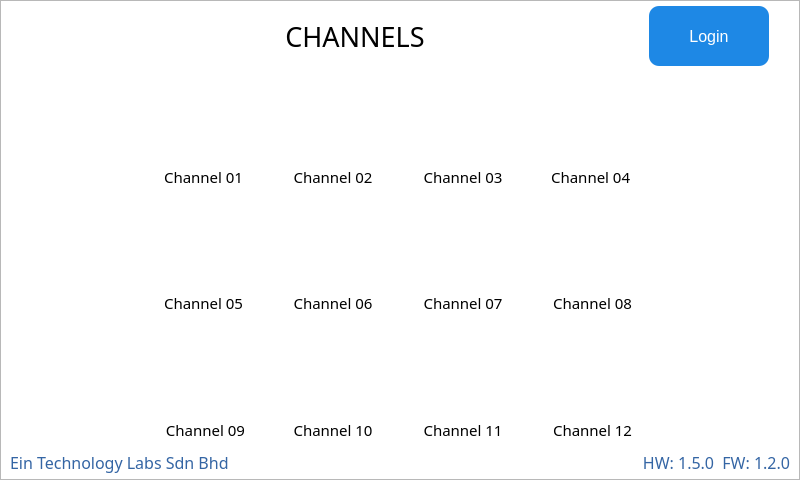
This is QT_APP/channels.ui in eSpark-Backup/nabilfesal-msm-fw as Qt 5 draws it before an edit. The edited form follows.
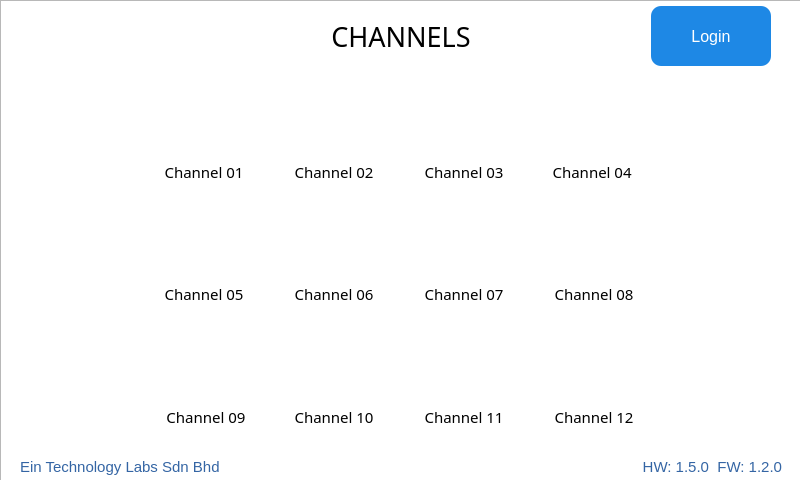
This is the edited form. The open tabs and pages were chosen to show the change. Icons and pictures are not drawn.

```diff
--- a/QT_APP/channels.ui
+++ b/QT_APP/channels.ui
@@ -78,17 +78,29 @@
      </property>
      <widget class="QWidget" name="channels">
       <property name="sizePolicy">
-       <sizepolicy hsizetype="Preferred" vsizetype="Preferred">
+       <sizepolicy hsizetype="Fixed" vsizetype="Fixed">
         <horstretch>0</horstretch>
         <verstretch>0</verstretch>
        </sizepolicy>
       </property>
+      <property name="minimumSize">
+       <size>
+        <width>800</width>
+        <height>480</height>
+       </size>
+      </property>
+      <property name="maximumSize">
+       <size>
+        <width>800</width>
+        <height>480</height>
+       </size>
+      </property>
       <property name="focusPolicy">
        <enum>Qt::StrongFocus</enum>
       </property>
       <layout class="QVBoxLayout" name="verticalLayout_66">
        <property name="spacing">
-        <number>0</number>
+        <number>10</number>
        </property>
        <property name="leftMargin">
         <number>0</number>
@@ -140,6 +152,22 @@
             <property name="rightMargin">
              <number>30</number>
             </property>
+            <item>
+             <spacer name="horizontalSpacer">
+              <property name="orientation">
+               <enum>Qt::Horizontal</enum>
+              </property>
+              <property name="sizeType">
+               <enum>QSizePolicy::Fixed</enum>
+              </property>
+              <property name="sizeHint" stdset="0">
+               <size>
+                <width>90</width>
+                <height>20</height>
+               </size>
+              </property>
+             </spacer>
+            </item>
             <item>
              <widget class="QLabel" name="label_11">
               <property name="sizePolicy">
@@ -1530,6 +1558,29 @@
             </item>
            </layout>
           </item>
+          <item>
+           <layout class="QHBoxLayout" name="horizontalLayout_42">
+            <property name="topMargin">
+             <number>0</number>
+            </property>
+            <item>
+             <spacer name="verticalSpacer">
+              <property name="orientation">
+               <enum>Qt::Vertical</enum>
+              </property>
+              <property name="sizeType">
+               <enum>QSizePolicy::Fixed</enum>
+              </property>
+              <property name="sizeHint" stdset="0">
+               <size>
+                <width>20</width>
+                <height>20</height>
+               </size>
+              </property>
+             </spacer>
+            </item>
+           </layout>
+          </item>
           <item>
            <layout class="QHBoxLayout" name="horizontalLayout_41">
             <property name="leftMargin">
@@ -1542,8 +1593,10 @@
              <widget class="QLabel" name="label_25">
               <property name="font">
                <font>
-                <family>Gilroy</family>
-                <pointsize>12</pointsize>
+                <family>Ubuntu</family>
+                <pointsize>11</pointsize>
+                <italic>false</italic>
+                <bold>false</bold>
                </font>
               </property>
               <property name="styleSheet">
@@ -1552,14 +1605,19 @@
               <property name="text">
                <string>Ein Technology Labs Sdn Bhd</string>
               </property>
+              <property name="indent">
+               <number>10</number>
+              </property>
              </widget>
             </item>
             <item>
              <widget class="QLabel" name="hf">
               <property name="font">
                <font>
-                <family>Gilroy</family>
-                <pointsize>12</pointsize>
+                <family>Ubuntu</family>
+                <pointsize>11</pointsize>
+                <italic>false</italic>
+                <bold>false</bold>
                </font>
               </property>
               <property name="styleSheet">
@@ -1571,6 +1629,9 @@
               <property name="alignment">
                <set>Qt::AlignRight|Qt::AlignTrailing|Qt::AlignVCenter</set>
               </property>
+              <property name="indent">
+               <number>10</number>
+              </property>
              </widget>
             </item>
            </layout>
```
Left out of the diff: 6 changed lines with no effect on the pictures.
